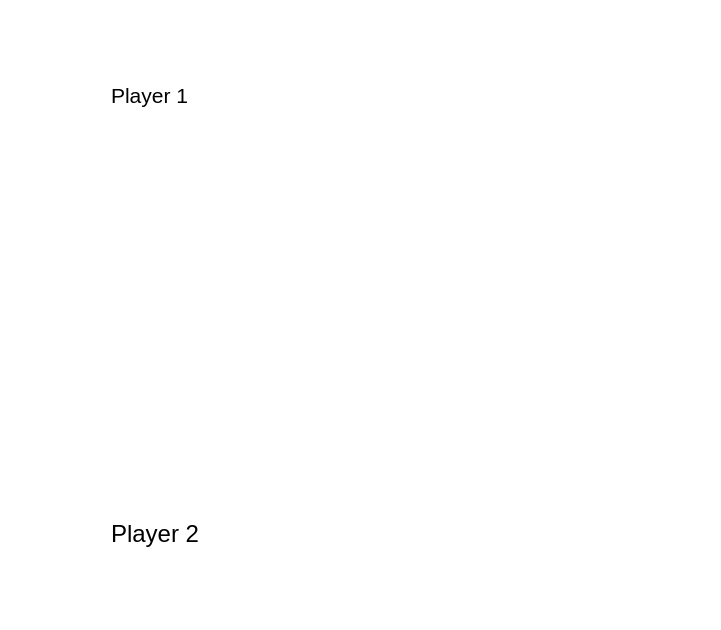
Above: gamescreen.ui from aaeilts/Nine-Mens-Morris before the change. Below: the same form after it.
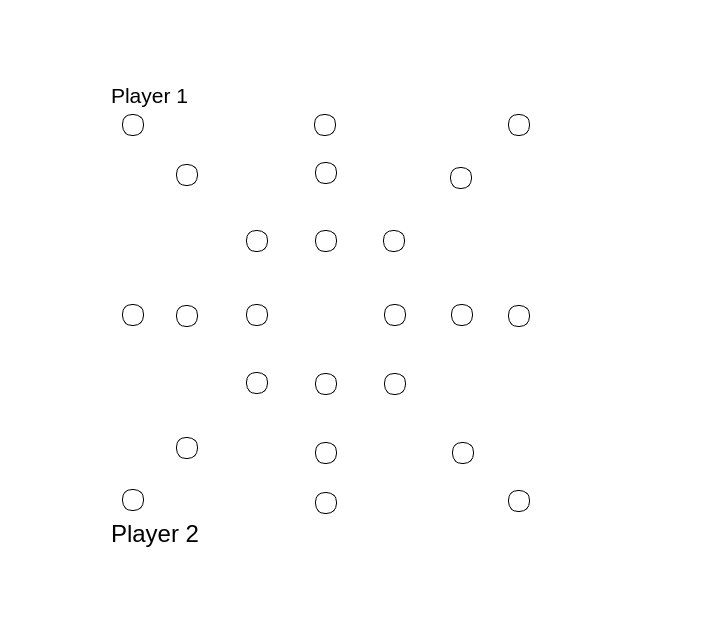
That is the form after the change. Icons and pictures are not drawn.

```diff
--- a/gamescreen.ui
+++ b/gamescreen.ui
@@ -91,39 +91,13 @@
      </property>
     </widget>
    </item>
-   <item row="1" column="10">
-    <widget class="QPushButton" name="p1_9">
-     <property name="sizePolicy">
-      <sizepolicy hsizetype="Fixed" vsizetype="Fixed">
-       <horstretch>0</horstretch>
-       <verstretch>0</verstretch>
-      </sizepolicy>
-     </property>
+   <item row="3" column="7">
+    <widget class="QPushButton" name="pTwo6">
      <property name="text">
       <string/>
      </property>
      <property name="icon">
       <iconset resource="board.qrc">
-       <normaloff>:/img/white50.png</normaloff>:/img/white50.png</iconset>
-     </property>
-     <property name="iconSize">
-      <size>
-       <width>20</width>
-       <height>20</height>
-      </size>
-     </property>
-     <property name="flat">
-      <bool>true</bool>
-     </property>
-    </widget>
-   </item>
-   <item row="3" column="3">
-    <widget class="QPushButton" name="p2_2">
-     <property name="text">
-      <string/>
-     </property>
-     <property name="icon">
-      <iconset resource="board.qrc">
        <normaloff>:/img/black50.png</normaloff>:/img/black50.png</iconset>
      </property>
      <property name="iconSize">
@@ -625,41 +599,81 @@
      <widget class="QPushButton" name="space_a7">
       <property name="geometry">
        <rect>
-        <x>31</x>
+        <x>11</x>
         <y>0</y>
-        <width>16</width>
-        <height>16</height>
+        <width>22</width>
+        <height>22</height>
        </rect>
       </property>
+      <property name="sizePolicy">
+       <sizepolicy hsizetype="Minimum" vsizetype="Minimum">
+        <horstretch>0</horstretch>
+        <verstretch>0</verstretch>
+       </sizepolicy>
+      </property>
+      <property name="acceptDrops">
+       <bool>true</bool>
+      </property>
+      <property name="autoFillBackground">
+       <bool>false</bool>
+      </property>
       <property name="styleSheet">
-       <string notr="true">background:transparent;</string>
+       <string notr="true">background-color: white;
+ border-style: solid;
+ border-width:1px;
+ border-radius:10px;
+ border-color: black;
+ max-width:20px;
+ max-height:20px;
+ min-width:20px;
+ min-height:20px;</string>
       </property>
       <property name="text">
        <string/>
       </property>
+      <property name="iconSize">
+       <size>
+        <width>20</width>
+        <height>20</height>
+       </size>
+      </property>
       <property name="autoDefault">
-       <bool>false</bool>
+       <bool>true</bool>
       </property>
       <property name="flat">
-       <bool>true</bool>
+       <bool>false</bool>
       </property>
      </widget>
      <widget class="QPushButton" name="space_d7">
       <property name="geometry">
        <rect>
-        <x>225</x>
+        <x>203</x>
         <y>0</y>
-        <width>16</width>
-        <height>16</height>
+        <width>22</width>
+        <height>22</height>
        </rect>
       </property>
+      <property name="acceptDrops">
+       <bool>true</bool>
+      </property>
+      <property name="styleSheet">
+       <string notr="true">background-color: white;
+ border-style: solid;
+ border-width:1px;
+ border-radius:10px;
+ border-color: black;
+ max-width:20px;
+ max-height:20px;
+ min-width:20px;
+ min-height:20px;</string>
+      </property>
       <property name="text">
        <string/>
       </property>
       <property name="iconSize">
        <size>
-        <width>16</width>
-        <height>16</height>
+        <width>20</width>
+        <height>20</height>
        </size>
       </property>
       <property name="autoDefault">
@@ -672,19 +686,39 @@
      <widget class="QPushButton" name="space_g7">
       <property name="geometry">
        <rect>
-        <x>417</x>
+        <x>397</x>
         <y>0</y>
-        <width>16</width>
-        <height>16</height>
+        <width>22</width>
+        <height>22</height>
        </rect>
       </property>
+      <property name="sizePolicy">
+       <sizepolicy hsizetype="Minimum" vsizetype="Fixed">
+        <horstretch>0</horstretch>
+        <verstretch>0</verstretch>
+       </sizepolicy>
+      </property>
+      <property name="acceptDrops">
+       <bool>true</bool>
+      </property>
+      <property name="styleSheet">
+       <string notr="true">background-color: white;
+ border-style: solid;
+ border-width:1px;
+ border-radius:10px;
+ border-color: black;
+ max-width:20px;
+ max-height:20px;
+ min-width:20px;
+ min-height:20px;</string>
+      </property>
       <property name="text">
        <string/>
       </property>
       <property name="iconSize">
        <size>
-        <width>16</width>
-        <height>16</height>
+        <width>20</width>
+        <height>20</height>
        </size>
       </property>
       <property name="autoDefault">
@@ -697,12 +731,26 @@
      <widget class="QPushButton" name="space_b6">
       <property name="geometry">
        <rect>
-        <x>85</x>
-        <y>54</y>
-        <width>16</width>
-        <height>16</height>
+        <x>65</x>
+        <y>50</y>
+        <width>22</width>
+        <height>22</height>
        </rect>
       </property>
+      <property name="acceptDrops">
+       <bool>true</bool>
+      </property>
+      <property name="styleSheet">
+       <string notr="true">background-color: white;
+ border-style: solid;
+ border-width:1px;
+ border-radius:10px;
+ border-color: black;
+ max-width:20px;
+ max-height:20px;
+ min-width:20px;
+ min-height:20px;</string>
+      </property>
       <property name="text">
        <string/>
       </property>
@@ -716,12 +764,26 @@
      <widget class="QPushButton" name="space_d6">
       <property name="geometry">
        <rect>
-        <x>225</x>
-        <y>54</y>
-        <width>16</width>
-        <height>16</height>
+        <x>204</x>
+        <y>48</y>
+        <width>22</width>
+        <height>22</height>
        </rect>
       </property>
+      <property name="acceptDrops">
+       <bool>true</bool>
+      </property>
+      <property name="styleSheet">
+       <string notr="true">background-color: white;
+ border-style: solid;
+ border-width:1px;
+ border-radius:10px;
+ border-color: black;
+ max-width:20px;
+ max-height:20px;
+ min-width:20px;
+ min-height:20px;</string>
+      </property>
       <property name="text">
        <string/>
       </property>
@@ -735,12 +797,26 @@
      <widget class="QPushButton" name="space_f6">
       <property name="geometry">
        <rect>
-        <x>361</x>
-        <y>54</y>
-        <width>16</width>
-        <height>16</height>
+        <x>339</x>
+        <y>53</y>
+        <width>22</width>
+        <height>22</height>
        </rect>
       </property>
+      <property name="acceptDrops">
+       <bool>true</bool>
+      </property>
+      <property name="styleSheet">
+       <string notr="true">background-color: white;
+ border-style: solid;
+ border-width:1px;
+ border-radius:10px;
+ border-color: black;
+ max-width:20px;
+ max-height:20px;
+ min-width:20px;
+ min-height:20px;</string>
+      </property>
       <property name="text">
        <string/>
       </property>
@@ -754,12 +830,26 @@
      <widget class="QPushButton" name="space_c5">
       <property name="geometry">
        <rect>
-        <x>156</x>
-        <y>122</y>
-        <width>16</width>
-        <height>16</height>
+        <x>135</x>
+        <y>116</y>
+        <width>22</width>
+        <height>22</height>
        </rect>
       </property>
+      <property name="acceptDrops">
+       <bool>true</bool>
+      </property>
+      <property name="styleSheet">
+       <string notr="true">background-color: white;
+ border-style: solid;
+ border-width:1px;
+ border-radius:10px;
+ border-color: black;
+ max-width:20px;
+ max-height:20px;
+ min-width:20px;
+ min-height:20px;</string>
+      </property>
       <property name="text">
        <string/>
       </property>
@@ -773,12 +863,26 @@
      <widget class="QPushButton" name="space_d5">
       <property name="geometry">
        <rect>
-        <x>225</x>
-        <y>122</y>
-        <width>16</width>
-        <height>16</height>
+        <x>204</x>
+        <y>116</y>
+        <width>22</width>
+        <height>22</height>
        </rect>
       </property>
+      <property name="acceptDrops">
+       <bool>true</bool>
+      </property>
+      <property name="styleSheet">
+       <string notr="true">background-color: white;
+ border-style: solid;
+ border-width:1px;
+ border-radius:10px;
+ border-color: black;
+ max-width:20px;
+ max-height:20px;
+ min-width:20px;
+ min-height:20px;</string>
+      </property>
       <property name="text">
        <string/>
       </property>
@@ -792,12 +896,26 @@
      <widget class="QPushButton" name="space_e5">
       <property name="geometry">
        <rect>
-        <x>293</x>
-        <y>122</y>
-        <width>16</width>
-        <height>16</height>
+        <x>272</x>
+        <y>116</y>
+        <width>22</width>
+        <height>22</height>
        </rect>
       </property>
+      <property name="acceptDrops">
+       <bool>true</bool>
+      </property>
+      <property name="styleSheet">
+       <string notr="true">background-color: white;
+ border-style: solid;
+ border-width:1px;
+ border-radius:10px;
+ border-color: black;
+ max-width:20px;
+ max-height:20px;
+ min-width:20px;
+ min-height:20px;</string>
+      </property>
       <property name="text">
        <string/>
       </property>
@@ -811,12 +929,32 @@
      <widget class="QPushButton" name="space_a4">
       <property name="geometry">
        <rect>
-        <x>31</x>
-        <y>192</y>
-        <width>16</width>
-        <height>16</height>
+        <x>11</x>
+        <y>190</y>
+        <width>22</width>
+        <height>22</height>
        </rect>
       </property>
+      <property name="sizePolicy">
+       <sizepolicy hsizetype="Minimum" vsizetype="Fixed">
+        <horstretch>0</horstretch>
+        <verstretch>0</verstretch>
+       </sizepolicy>
+      </property>
+      <property name="acceptDrops">
+       <bool>true</bool>
+      </property>
+      <property name="styleSheet">
+       <string notr="true">background-color: white;
+ border-style: solid;
+ border-width:1px;
+ border-radius:10px;
+ border-color: black;
+ max-width:20px;
+ max-height:20px;
+ min-width:20px;
+ min-height:20px;</string>
+      </property>
       <property name="text">
        <string/>
       </property>
@@ -830,12 +968,26 @@
      <widget class="QPushButton" name="space_b4">
       <property name="geometry">
        <rect>
-        <x>85</x>
-        <y>192</y>
-        <width>16</width>
-        <height>16</height>
+        <x>65</x>
+        <y>191</y>
+        <width>22</width>
+        <height>22</height>
        </rect>
       </property>
+      <property name="acceptDrops">
+       <bool>true</bool>
+      </property>
+      <property name="styleSheet">
+       <string notr="true">background-color: white;
+ border-style: solid;
+ border-width:1px;
+ border-radius:10px;
+ border-color: black;
+ max-width:20px;
+ max-height:20px;
+ min-width:20px;
+ min-height:20px;</string>
+      </property>
       <property name="text">
        <string/>
       </property>
@@ -849,12 +1001,26 @@
      <widget class="QPushButton" name="space_c4">
       <property name="geometry">
        <rect>
-        <x>156</x>
-        <y>192</y>
-        <width>16</width>
-        <height>16</height>
+        <x>135</x>
+        <y>190</y>
+        <width>22</width>
+        <height>22</height>
        </rect>
       </property>
+      <property name="acceptDrops">
+       <bool>true</bool>
+      </property>
+      <property name="styleSheet">
+       <string notr="true">background-color: white;
+ border-style: solid;
+ border-width:1px;
+ border-radius:10px;
+ border-color: black;
+ max-width:20px;
+ max-height:20px;
+ min-width:20px;
+ min-height:20px;</string>
+      </property>
       <property name="text">
        <string/>
       </property>
@@ -868,12 +1034,26 @@
      <widget class="QPushButton" name="space_e4">
       <property name="geometry">
        <rect>
-        <x>293</x>
-        <y>192</y>
-        <width>16</width>
-        <height>16</height>
+        <x>273</x>
+        <y>190</y>
+        <width>22</width>
+        <height>22</height>
        </rect>
       </property>
+      <property name="acceptDrops">
+       <bool>true</bool>
+      </property>
+      <property name="styleSheet">
+       <string notr="true">background-color: white;
+ border-style: solid;
+ border-width:1px;
+ border-radius:10px;
+ border-color: black;
+ max-width:20px;
+ max-height:20px;
+ min-width:20px;
+ min-height:20px;</string>
+      </property>
       <property name="text">
        <string/>
       </property>
@@ -887,12 +1067,26 @@
      <widget class="QPushButton" name="space_f4">
       <property name="geometry">
        <rect>
-        <x>361</x>
-        <y>192</y>
-        <width>16</width>
-        <height>16</height>
+        <x>340</x>
+        <y>190</y>
+        <width>22</width>
+        <height>22</height>
        </rect>
       </property>
+      <property name="acceptDrops">
+       <bool>true</bool>
+      </property>
+      <property name="styleSheet">
+       <string notr="true">background-color: white;
+ border-style: solid;
+ border-width:1px;
+ border-radius:10px;
+ border-color: black;
+ max-width:20px;
+ max-height:20px;
+ min-width:20px;
+ min-height:20px;</string>
+      </property>
       <property name="text">
        <string/>
       </property>
@@ -906,12 +1100,26 @@
      <widget class="QPushButton" name="space_g4">
       <property name="geometry">
        <rect>
-        <x>417</x>
-        <y>192</y>
-        <width>16</width>
-        <height>16</height>
+        <x>397</x>
+        <y>191</y>
+        <width>22</width>
+        <height>22</height>
        </rect>
       </property>
+      <property name="acceptDrops">
+       <bool>true</bool>
+      </property>
+      <property name="styleSheet">
+       <string notr="true">background-color: white;
+ border-style: solid;
+ border-width:1px;
+ border-radius:10px;
+ border-color: black;
+ max-width:20px;
+ max-height:20px;
+ min-width:20px;
+ min-height:20px;</string>
+      </property>
       <property name="text">
        <string/>
       </property>
@@ -925,12 +1133,26 @@
      <widget class="QPushButton" name="space_c3">
       <property name="geometry">
        <rect>
-        <x>156</x>
-        <y>261</y>
-        <width>16</width>
-        <height>16</height>
+        <x>135</x>
+        <y>258</y>
+        <width>22</width>
+        <height>22</height>
        </rect>
       </property>
+      <property name="acceptDrops">
+       <bool>true</bool>
+      </property>
+      <property name="styleSheet">
+       <string notr="true">background-color: white;
+ border-style: solid;
+ border-width:1px;
+ border-radius:10px;
+ border-color: black;
+ max-width:20px;
+ max-height:20px;
+ min-width:20px;
+ min-height:20px;</string>
+      </property>
       <property name="text">
        <string/>
       </property>
@@ -944,12 +1166,26 @@
      <widget class="QPushButton" name="space_d3">
       <property name="geometry">
        <rect>
-        <x>225</x>
-        <y>261</y>
-        <width>16</width>
-        <height>16</height>
+        <x>204</x>
+        <y>259</y>
+        <width>22</width>
+        <height>22</height>
        </rect>
       </property>
+      <property name="acceptDrops">
+       <bool>true</bool>
+      </property>
+      <property name="styleSheet">
+       <string notr="true">background-color: white;
+ border-style: solid;
+ border-width:1px;
+ border-radius:10px;
+ border-color: black;
+ max-width:20px;
+ max-height:20px;
+ min-width:20px;
+ min-height:20px;</string>
+      </property>
       <property name="text">
        <string/>
       </property>
@@ -963,12 +1199,26 @@
      <widget class="QPushButton" name="space_e3">
       <property name="geometry">
        <rect>
-        <x>293</x>
-        <y>261</y>
-        <width>16</width>
-        <height>16</height>
+        <x>273</x>
+        <y>259</y>
+        <width>22</width>
+        <height>22</height>
        </rect>
       </property>
+      <property name="acceptDrops">
+       <bool>true</bool>
+      </property>
+      <property name="styleSheet">
+       <string notr="true">background-color: white;
+ border-style: solid;
+ border-width:1px;
+ border-radius:10px;
+ border-color: black;
+ max-width:20px;
+ max-height:20px;
+ min-width:20px;
+ min-height:20px;</string>
+      </property>
       <property name="text">
        <string/>
       </property>
@@ -982,12 +1232,26 @@
      <widget class="QPushButton" name="space_b2">
       <property name="geometry">
        <rect>
-        <x>85</x>
-        <y>330</y>
-        <width>16</width>
-        <height>16</height>
+        <x>65</x>
+        <y>323</y>
+        <width>22</width>
+        <height>22</height>
        </rect>
       </property>
+      <property name="acceptDrops">
+       <bool>true</bool>
+      </property>
+      <property name="styleSheet">
+       <string notr="true">background-color: white;
+ border-style: solid;
+ border-width:1px;
+ border-radius:10px;
+ border-color: black;
+ max-width:20px;
+ max-height:20px;
+ min-width:20px;
+ min-height:20px;</string>
+      </property>
       <property name="text">
        <string/>
       </property>
@@ -1001,12 +1265,26 @@
      <widget class="QPushButton" name="space_d2">
       <property name="geometry">
        <rect>
-        <x>225</x>
-        <y>330</y>
-        <width>16</width>
-        <height>16</height>
+        <x>204</x>
+        <y>328</y>
+        <width>22</width>
+        <height>22</height>
        </rect>
       </property>
+      <property name="acceptDrops">
+       <bool>true</bool>
+      </property>
+      <property name="styleSheet">
+       <string notr="true">background-color: white;
+ border-style: solid;
+ border-width:1px;
+ border-radius:10px;
+ border-color: black;
+ max-width:20px;
+ max-height:20px;
+ min-width:20px;
+ min-height:20px;</string>
+      </property>
       <property name="text">
        <string/>
       </property>
@@ -1020,12 +1298,26 @@
      <widget class="QPushButton" name="space_f2">
       <property name="geometry">
        <rect>
-        <x>361</x>
-        <y>330</y>
-        <width>16</width>
-        <height>16</height>
+        <x>341</x>
+        <y>328</y>
+        <width>22</width>
+        <height>22</height>
        </rect>
       </property>
+      <property name="acceptDrops">
+       <bool>true</bool>
+      </property>
+      <property name="styleSheet">
+       <string notr="true">background-color: white;
+ border-style: solid;
+ border-width:1px;
+ border-radius:10px;
+ border-color: black;
+ max-width:20px;
+ max-height:20px;
+ min-width:20px;
+ min-height:20px;</string>
+      </property>
       <property name="text">
        <string/>
       </property>
@@ -1039,12 +1331,26 @@
      <widget class="QPushButton" name="space_a1">
       <property name="geometry">
        <rect>
-        <x>31</x>
-        <y>385</y>
-        <width>16</width>
-        <height>16</height>
+        <x>11</x>
+        <y>375</y>
+        <width>22</width>
+        <height>22</height>
        </rect>
       </property>
+      <property name="acceptDrops">
+       <bool>true</bool>
+      </property>
+      <property name="styleSheet">
+       <string notr="true">background-color: white;
+ border-style: solid;
+ border-width:1px;
+ border-radius:10px;
+ border-color: black;
+ max-width:20px;
+ max-height:20px;
+ min-width:20px;
+ min-height:20px;</string>
+      </property>
       <property name="text">
        <string/>
       </property>
@@ -1058,12 +1364,26 @@
      <widget class="QPushButton" name="space_d1">
       <property name="geometry">
        <rect>
-        <x>225</x>
-        <y>385</y>
-        <width>16</width>
-        <height>16</height>
+        <x>204</x>
+        <y>378</y>
+        <width>22</width>
+        <height>22</height>
        </rect>
       </property>
+      <property name="acceptDrops">
+       <bool>true</bool>
+      </property>
+      <property name="styleSheet">
+       <string notr="true">background-color: white;
+ border-style: solid;
+ border-width:1px;
+ border-radius:10px;
+ border-color: black;
+ max-width:20px;
+ max-height:20px;
+ min-width:20px;
+ min-height:20px;</string>
+      </property>
       <property name="text">
        <string/>
       </property>
@@ -1077,12 +1397,26 @@
      <widget class="QPushButton" name="space_g1">
       <property name="geometry">
        <rect>
-        <x>417</x>
-        <y>385</y>
-        <width>16</width>
-        <height>16</height>
+        <x>397</x>
+        <y>376</y>
+        <width>22</width>
+        <height>22</height>
        </rect>
       </property>
+      <property name="acceptDrops">
+       <bool>true</bool>
+      </property>
+      <property name="styleSheet">
+       <string notr="true">background-color: white;
+ border-style: solid;
+ border-width:1px;
+ border-radius:10px;
+ border-color: black;
+ max-width:20px;
+ max-height:20px;
+ min-width:20px;
+ min-height:20px;</string>
+      </property>
       <property name="text">
        <string/>
       </property>
```
Left out of the diff: 658 changed lines with no effect on the pictures.
